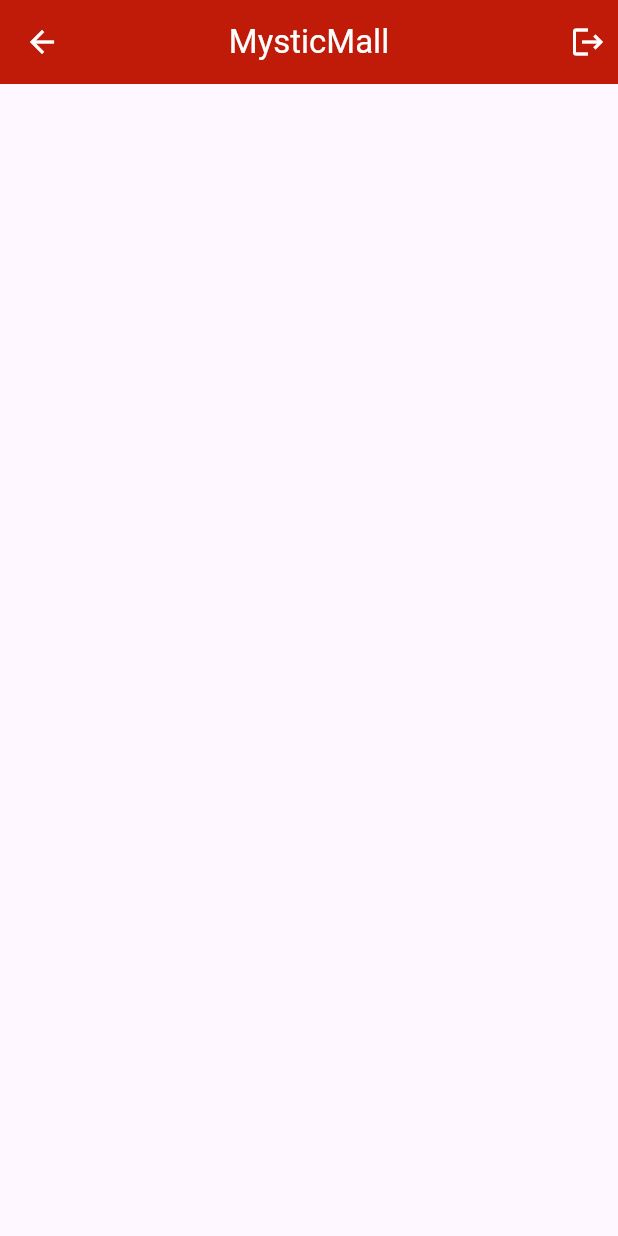
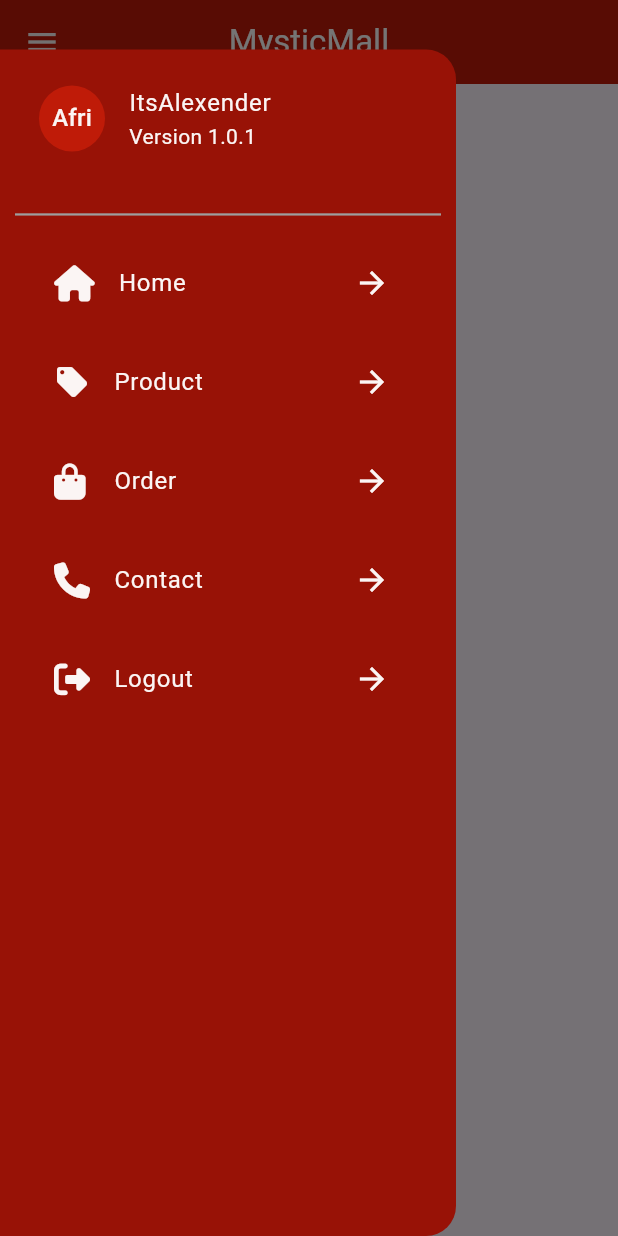
Before and after one commit to Sikandar897/mystic_mall, a Flutter app: the MainScreen screen opened directly, with the side drawer open (before the commit the screen has no drawer), on a phone screen of 412 x 824 dp. Run offline on Flutter 3.47's test engine with Material 3 defaults, Android fonts, the phone set to English and light mode, and no system bars; our stand-ins replace cloud_firestore, firebase_auth, firebase_core, firebase_messaging, flutter_easyloading, flutter_keyboard_visibility and 4 more; accounts and stored records are empty.

Commit message:
custome drawer widget completed

```diff
--- a/lib/screens/user-panel/main_screen.dart
+++ b/lib/screens/user-panel/main_screen.dart
@@ -1,9 +1,6 @@
-import 'package:firebase_auth/firebase_auth.dart';
 import 'package:flutter/material.dart';
-import 'package:get/get.dart';
-import 'package:google_sign_in/google_sign_in.dart';
-import 'package:mystic_mall/screens/auth-ui/welcome_screen.dart';
 import 'package:mystic_mall/utils/app_constant.dart';
+import 'package:mystic_mall/widgets/custome_drawer_widget.dart';
 class MainScreen extends StatelessWidget {
   const MainScreen({super.key});
 
@@ -11,29 +8,14 @@ class MainScreen extends StatelessWidget {
   Widget build(BuildContext context) {
     return Scaffold(
       appBar: AppBar(
+        iconTheme: const IconThemeData(color: AppConstant.appTextColor),
         centerTitle: true,
         backgroundColor: AppConstant.appMainColor,
         foregroundColor: Colors.white,
         title: Text(AppConstant.appMainName),
-        actions: [
-          GestureDetector(
-            onTap: () async {
-              GoogleSignIn googleSignIn = GoogleSignIn();
-              FirebaseAuth auth = FirebaseAuth.instance;
-
-              await auth.signOut();
-             await googleSignIn.signOut();
-              Get.offAll(WelcomeScreen());
-            },
-            child: const Padding(
-              padding: EdgeInsets.all(8.0),
-              child: Icon(Icons.logout),
-            ),
-          ),
-
-
-        ],
+        actions: const [],
       ),
+      drawer: const MyDrawerWidget(),
     );
   }
 }
--- /dev/null
+++ b/lib/widgets/custome_drawer_widget.dart
@@ -0,0 +1,143 @@
+import 'package:firebase_auth/firebase_auth.dart';
+import 'package:flutter/material.dart';
+import 'package:font_awesome_flutter/font_awesome_flutter.dart';
+import 'package:get/get.dart';
+import 'package:google_sign_in/google_sign_in.dart';
+import 'package:mystic_mall/utils/app_constant.dart';
+
+import '../screens/auth-ui/welcome_screen.dart';
+
+class MyDrawerWidget extends StatefulWidget {
+  const MyDrawerWidget({super.key});
+
+  @override
+  State<MyDrawerWidget> createState() => _MyDrawerWidgetState();
+}
+
+class _MyDrawerWidgetState extends State<MyDrawerWidget> {
+  @override
+  Widget build(BuildContext context) {
+    return Padding(
+      padding: EdgeInsets.only(top: Get.height / 25),
+      child: Drawer(
+        shape: const RoundedRectangleBorder(
+            borderRadius: BorderRadius.only(
+                topRight: Radius.circular(20.0),
+                bottomRight: Radius.circular(20.0))),
+        backgroundColor: AppConstant.appSecondoryColor,
+        child: Wrap(
+          runSpacing: 10,
+          children: [
+            const Padding(
+              padding: EdgeInsets.symmetric(horizontal: 10.0, vertical: 10.0),
+              child: ListTile(
+                titleAlignment: ListTileTitleAlignment.center,
+                title: Text(
+                  'ItsAlexender',
+                  style: TextStyle(color: AppConstant.appTextColor),
+                ),
+                subtitle: Text('Version 1.0.1',
+                    style: TextStyle(color: AppConstant.appTextColor)),
+                leading: CircleAvatar(
+                  radius: 22.0,
+                  backgroundColor: AppConstant.appMainColor,
+                  child: Text('Afri',
+                      style: TextStyle(color: AppConstant.appTextColor)),
+                ),
+              ),
+            ),
+            const Divider(
+              indent: 10.0,
+              endIndent: 10.0,
+              thickness: 1.5,
+              color: Colors.grey,
+            ),
+
+            //home
+
+            const Padding(
+              padding: EdgeInsets.symmetric(horizontal: 20.0),
+              child: ListTile(
+                titleAlignment: ListTileTitleAlignment.center,
+                title: Text('Home',
+                    style: TextStyle(color: AppConstant.appTextColor)),
+                leading: FaIcon(FontAwesomeIcons.house,
+                    color: AppConstant.appTextColor),
+                trailing:
+                    Icon(Icons.arrow_forward, color: AppConstant.appTextColor),
+              ),
+            ),
+
+            //product
+
+            const Padding(
+              padding: EdgeInsets.symmetric(horizontal: 20.0),
+              child: ListTile(
+                titleAlignment: ListTileTitleAlignment.center,
+                title: Text('Product',
+                    style: TextStyle(color: AppConstant.appTextColor)),
+                leading:
+                    FaIcon(Icons.local_offer, color: AppConstant.appTextColor),
+                trailing:
+                    Icon(Icons.arrow_forward, color: AppConstant.appTextColor),
+              ),
+            ),
+
+            //order
+
+            const Padding(
+              padding: EdgeInsets.symmetric(horizontal: 20.0),
+              child: ListTile(
+                titleAlignment: ListTileTitleAlignment.center,
+                title: Text('Order',
+                    style: TextStyle(color: AppConstant.appTextColor)),
+                leading: FaIcon(FontAwesomeIcons.bagShopping,
+                    color: AppConstant.appTextColor),
+                trailing:
+                    Icon(Icons.arrow_forward, color: AppConstant.appTextColor),
+              ),
+            ),
+
+            //Contact
+
+            const Padding(
+              padding: EdgeInsets.symmetric(horizontal: 20.0),
+              child: ListTile(
+                titleAlignment: ListTileTitleAlignment.center,
+                title: Text('Contact',
+                    style: TextStyle(color: AppConstant.appTextColor)),
+                leading: FaIcon(FontAwesomeIcons.phone,
+                    color: AppConstant.appTextColor),
+                trailing:
+                    Icon(Icons.arrow_forward, color: AppConstant.appTextColor),
+              ),
+            ),
+
+            //logout
+
+            Padding(
+              padding: const EdgeInsets.symmetric(horizontal: 20.0),
+              child: ListTile(
+                onTap: () async {
+                  GoogleSignIn googleSignIn = GoogleSignIn();
+                  FirebaseAuth auth = FirebaseAuth.instance;
+
+                  await auth.signOut();
+                  await googleSignIn.signOut();
+                  Get.offAll(WelcomeScreen());
+                },
+                titleAlignment: ListTileTitleAlignment.center,
+                title: const Text('Logout',
+                    style: TextStyle(color: AppConstant.appTextColor)),
+                leading: const FaIcon(FontAwesomeIcons.rightFromBracket,
+                    color: AppConstant.appTextColor),
+                trailing: const Icon(Icons.arrow_forward,
+                    color: AppConstant.appTextColor),
+              ),
+            ),
+          ],
+        ),
+      ),
+    );
+  }
+}
```
